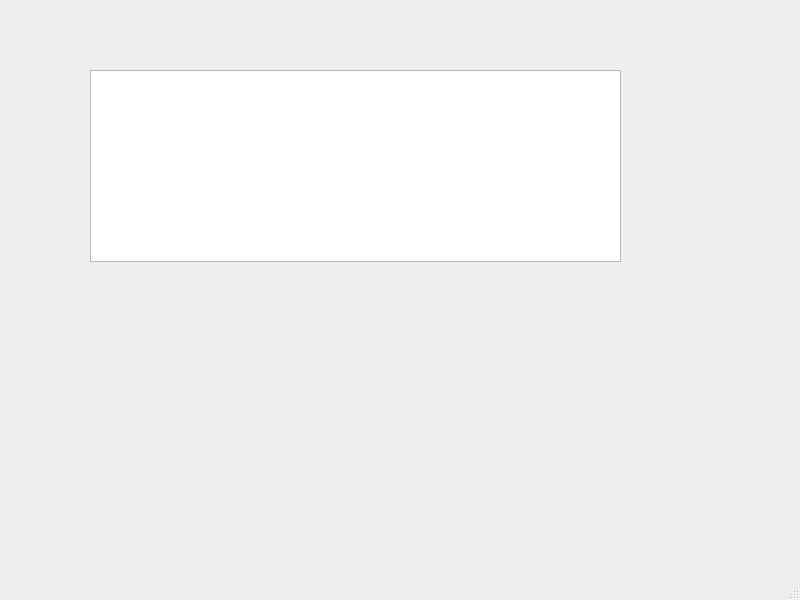
Above: adminviewdetail.ui from abhinavthukral28/stuPID before the change. Below: the same form after it.
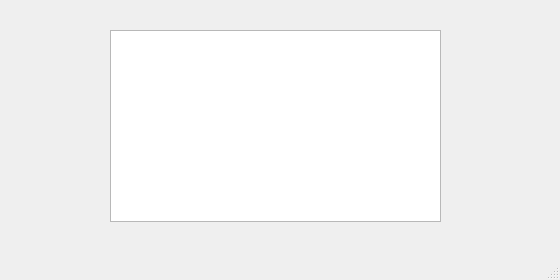
That is the form after the change.

Commit message: link register a project button to Studentprojectregisterview

What changed in the file:
```diff
--- a/adminviewdetail.ui
+++ b/adminviewdetail.ui
@@ -6,8 +6,8 @@
    <rect>
     <x>0</x>
     <y>0</y>
-    <width>800</width>
-    <height>600</height>
+    <width>560</width>
+    <height>280</height>
    </rect>
   </property>
   <property name="windowTitle">
@@ -17,9 +17,9 @@
    <widget class="QListWidget" name="listWidget">
     <property name="geometry">
      <rect>
-      <x>90</x>
-      <y>70</y>
-      <width>531</width>
+      <x>110</x>
+      <y>30</y>
+      <width>331</width>
       <height>192</height>
      </rect>
     </property>
```
Left out of the diff: 2 changed lines with no effect on the pictures. The commit also changes 4 other files.
